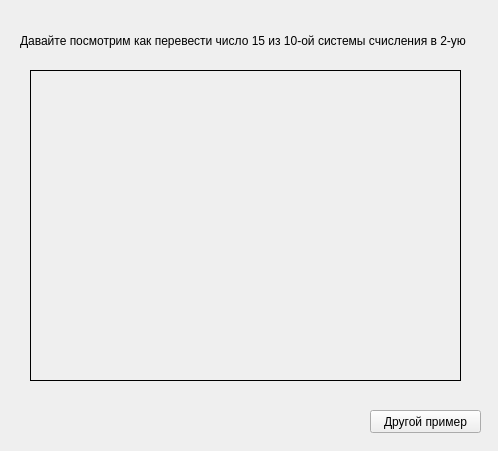
First picture: the form in modelearning.ui, repository kafka1408me/NumberSystems, before the edit.
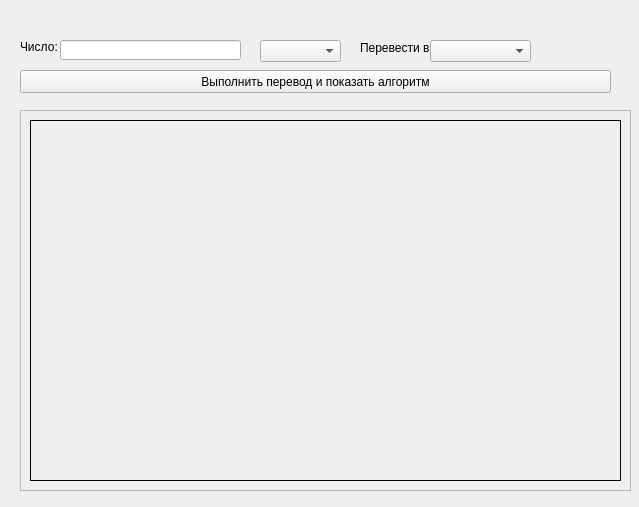
Second picture: the form after the edit.

Patch:
```diff
--- a/modelearning.ui
+++ b/modelearning.ui
@@ -6,61 +6,120 @@
    <rect>
     <x>0</x>
     <y>0</y>
-    <width>498</width>
-    <height>451</height>
+    <width>639</width>
+    <height>507</height>
    </rect>
   </property>
   <property name="windowTitle">
    <string>Form</string>
   </property>
-  <widget class="QPushButton" name="pushButton">
-   <property name="geometry">
-    <rect>
-     <x>370</x>
-     <y>410</y>
-     <width>111</width>
-     <height>23</height>
-    </rect>
-   </property>
-   <property name="text">
-    <string>Другой пример</string>
-   </property>
-  </widget>
-  <widget class="QLabel" name="label">
+  <widget class="QScrollArea" name="scrollArea">
    <property name="geometry">
     <rect>
      <x>20</x>
-     <y>10</y>
-     <width>451</width>
-     <height>61</height>
+     <y>110</y>
+     <width>611</width>
+     <height>381</height>
     </rect>
    </property>
-   <property name="text">
-    <string>Давайте посмотрим как перевести число 15 из 10-ой системы счисления в 2-ую</string>
-   </property>
-   <property name="wordWrap">
+   <property name="widgetResizable">
     <bool>true</bool>
    </property>
-  </widget>
-  <widget class="QLabel" name="label_2">
-   <property name="geometry">
-    <rect>
-     <x>30</x>
-     <y>70</y>
-     <width>431</width>
-     <height>311</height>
-    </rect>
-   </property>
-   <property name="styleSheet">
-    <string notr="true">border-width: 1px;
+   <widget class="QWidget" name="scrollAreaWidgetContents">
+    <property name="geometry">
+     <rect>
+      <x>0</x>
+      <y>0</y>
+      <width>609</width>
+      <height>379</height>
+     </rect>
+    </property>
+    <layout class="QHBoxLayout" name="horizontalLayout">
+     <item>
+      <widget class="QLabel" name="label_2">
+       <property name="styleSheet">
+        <string notr="true">border-width: 1px;
 border-color: &quot;balck&quot;;
 border-style: outset;</string>
+       </property>
+       <property name="text">
+        <string/>
+       </property>
+       <property name="alignment">
+        <set>Qt::AlignLeading|Qt::AlignLeft|Qt::AlignTop</set>
+       </property>
+      </widget>
+     </item>
+    </layout>
+   </widget>
+  </widget>
+  <widget class="QLabel" name="label">
+   <property name="geometry">
+    <rect>
+     <x>20</x>
+     <y>40</y>
+     <width>47</width>
+     <height>13</height>
+    </rect>
    </property>
    <property name="text">
-    <string/>
+    <string>Число:</string>
    </property>
-   <property name="alignment">
-    <set>Qt::AlignLeading|Qt::AlignLeft|Qt::AlignTop</set>
+  </widget>
+  <widget class="QLineEdit" name="numberLineEdit">
+   <property name="geometry">
+    <rect>
+     <x>60</x>
+     <y>40</y>
+     <width>181</width>
+     <height>20</height>
+    </rect>
+   </property>
+  </widget>
+  <widget class="QComboBox" name="numberSystemFromCmbx">
+   <property name="geometry">
+    <rect>
+     <x>260</x>
+     <y>40</y>
+     <width>81</width>
+     <height>22</height>
+    </rect>
+   </property>
+  </widget>
+  <widget class="QLabel" name="label_3">
+   <property name="geometry">
+    <rect>
+     <x>360</x>
+     <y>40</y>
+     <width>81</width>
+     <height>16</height>
+    </rect>
+   </property>
+   <property name="text">
+    <string>Перевести в:</string>
+   </property>
+  </widget>
+  <widget class="QComboBox" name="numberSystemToCmbx">
+   <property name="geometry">
+    <rect>
+     <x>430</x>
+     <y>40</y>
+     <width>101</width>
+     <height>22</height>
+    </rect>
+   </property>
+  </widget>
+  <widget class="QPushButton" name="translateBtn">
+   <property name="geometry">
+    <rect>
+     <x>20</x>
+     <y>70</y>
+     <width>591</width>
+     <height>23</height>
+    </rect>
+   </property>
+   <property name="text">
+    <string>Выполнить перевод и показать алгоритм</string>
    </property>
   </widget>
  </widget>
```
